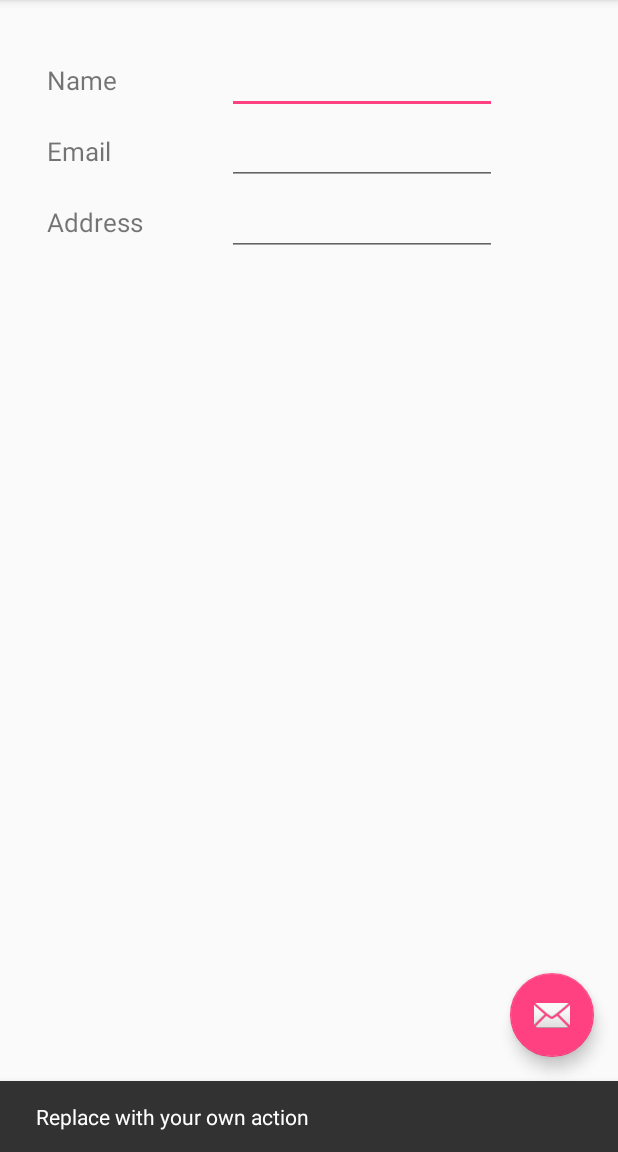
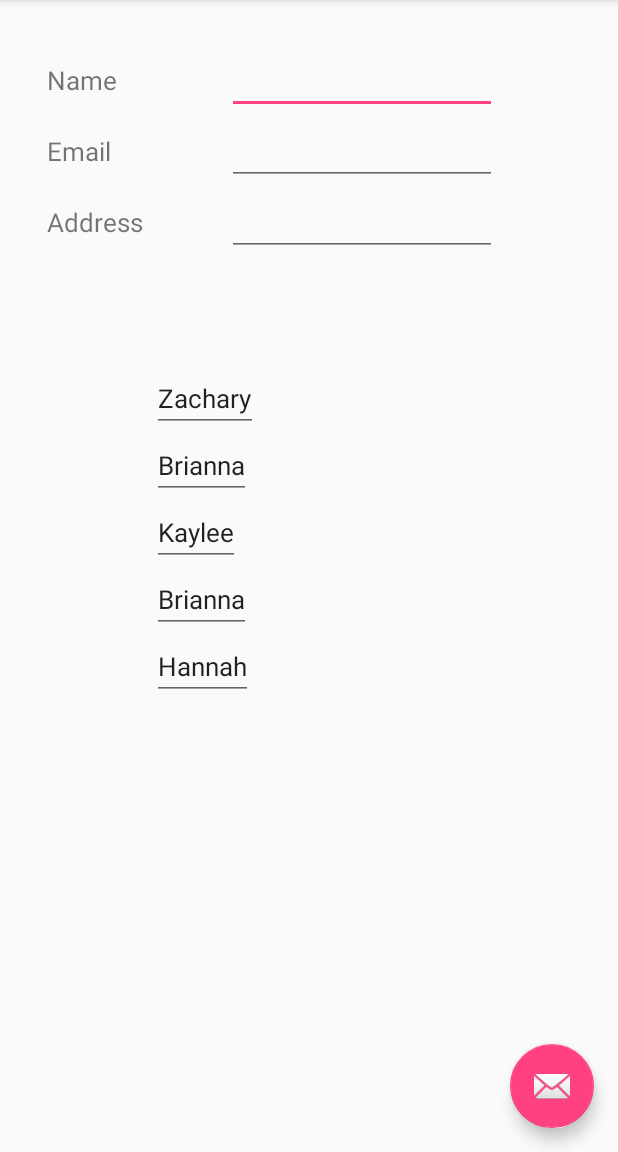
Before and after one commit to fredzqm/Jobee, an Android app: the JobSeekerActivity screen opened directly, with no data from a screen before it, after a tap on an icon or button, on a phone screen of 412 x 824 dp, the part 84-1236 px from its top. Run offline under Robolectric (Android 15) with nearby library versions, the phone set to English and light mode, and no system bars.

Commit message:
IP, try to use recycler view, but disappear after edit text

```diff
--- /dev/null
+++ b/app/src/main/java/com/fredzqm/jobee/job_seeker/ItemAdapter.java
@@ -0,0 +1,86 @@
+package com.fredzqm.jobee.job_seeker;
+
+import android.content.Context;
+import android.support.v7.widget.RecyclerView;
+import android.view.LayoutInflater;
+import android.view.View;
+import android.view.ViewGroup;
+import android.widget.EditText;
+import android.widget.TextView;
+
+import com.fredzqm.jobee.R;
+
+import java.util.ArrayList;
+import java.util.Random;
+
+/**
+ * Created by zhang on 5/29/2016.
+ */
+public class ItemAdapter extends RecyclerView.Adapter<ItemAdapter.ViewHolder>{
+
+    private Context mContext;
+    private ArrayList<String> mStrings = new ArrayList<>();
+    private Random mRandom = new Random();
+
+    private RecyclerView mRecycleView;
+
+    public ItemAdapter(Context context, RecyclerView recyclerView){
+        mContext = context;
+        mRecycleView = recyclerView;
+        for (int i = 0 ; i < 5; i++){
+            mStrings.add(getRandomName());
+        }
+    }
+
+    private String getRandomName() {
+        String[] names = new String[]{
+                "Hannah", "Emily", "Sarah", "Madison", "Brianna",
+                "Kaylee", "Kaitlyn", "Hailey", "Alexis", "Elizabeth",
+                "Michael", "Jacob", "Matthew", "Nicholas", "Christopher",
+                "Joseph", "Zachary", "Joshua", "Andrew", "William"
+        };
+        return names[mRandom.nextInt(names.length)];
+    }
+
+    public void addName() {
+        mStrings.add(0, getRandomName());
+        notifyDataSetChanged();
+    }
+
+    public void removeName(int position){
+        mStrings.remove(position);
+        notifyDataSetChanged();
+    }
+
+    @Override
+    public ViewHolder onCreateViewHolder(ViewGroup parent, int viewType) {
+        View view = LayoutInflater.from(parent.getContext()).inflate(R.layout.item_view , parent, false);
+        return new ViewHolder(view);
+    }
+
+    @Override
+    public void onBindViewHolder(ViewHolder holder, int position) {
+        holder.mTextView.setText(mStrings.get(position));
+    }
+
+    @Override
+    public int getItemCount() {
+        return mStrings.size();
+    }
+
+    public class ViewHolder extends RecyclerView.ViewHolder{
+        EditText mTextView;
+
+        public ViewHolder(View itemView) {
+            super(itemView);
+            mTextView = (EditText) itemView.findViewById(R.id.item_view_item_text);
+//            mTextView.setOnLongClickListener(new View.OnLongClickListener() {
+//                @Override
+//                public boolean onLongClick(View v) {
+//                    removeName(getAdapterPosition());
+//                    return false;
+//                }
+//            });
+        }
+    }
+}
--- a/app/src/main/java/com/fredzqm/jobee/job_seeker/JobSeekerActivity.java
+++ b/app/src/main/java/com/fredzqm/jobee/job_seeker/JobSeekerActivity.java
@@ -3,7 +3,6 @@ package com.fredzqm.jobee.job_seeker;
 import android.os.Bundle;
 import android.support.design.widget.FloatingActionButton;
 import android.support.design.widget.NavigationView;
-import android.support.design.widget.Snackbar;
 import android.support.v4.app.Fragment;
 import android.support.v4.app.FragmentTransaction;
 import android.support.v4.view.GravityCompat;
@@ -36,8 +35,8 @@ public class JobSeekerActivity extends AppCompatActivity
         fab.setOnClickListener(new View.OnClickListener() {
             @Override
             public void onClick(View view) {
-                Snackbar.make(view, "Replace with your own action", Snackbar.LENGTH_LONG)
-                        .setAction("Action", null).show();
+                JobSeekerFragment container = ((JobSeekerFragment) getSupportFragmentManager().findFragmentById(R.id.fragment_container_resume));
+                container.clickFab();
             }
         });
 
@@ -119,5 +118,4 @@ public class JobSeekerActivity extends AppCompatActivity
         ft.commit();
     }
 
-
 }
--- /dev/null
+++ b/app/src/main/java/com/fredzqm/jobee/job_seeker/JobSeekerFragment.java
@@ -0,0 +1,8 @@
+package com.fredzqm.jobee.job_seeker;
+
+/**
+ * Created by zhang on 7/12/2016.
+ */
+public interface JobSeekerFragment {
+    void clickFab();
+}
--- a/app/src/main/java/com/fredzqm/jobee/job_seeker/ResumeFragment.java
+++ b/app/src/main/java/com/fredzqm/jobee/job_seeker/ResumeFragment.java
@@ -3,7 +3,8 @@ package com.fredzqm.jobee.job_seeker;
 import android.content.Context;
 import android.os.Bundle;
 import android.support.v4.app.Fragment;
-import android.util.Log;
+import android.support.v7.widget.LinearLayoutManager;
+import android.support.v7.widget.RecyclerView;
 import android.view.LayoutInflater;
 import android.view.View;
 import android.view.ViewGroup;
@@ -19,18 +20,18 @@ import com.fredzqm.jobee.R;
  * Use the {@link ResumeFragment#newInstance} factory method to
  * create an instance of this fragment.
  */
-public class ResumeFragment extends Fragment {
-    // TODO: Rename parameter arguments, choose names that match
+public class ResumeFragment extends Fragment implements JobSeekerFragment {
     // the fragment initialization parameters, e.g. ARG_ITEM_NUMBER
     private static final String TAG = "ResumeFragment";
-    private static final String ARG_PARAM1 = "param1";
-    private static final String ARG_PARAM2 = "param2";
+    private static final String USER_NAME = "USER_NAME";
 
-    // TODO: Rename and change types of parameters
     private String mUserName;
-    private String mParam2;
 
-    private Callback mListener;
+    private Callback mCallback;
+    private ItemAdapter mSkillAdapter;
+    private ItemAdapter mExperienceAdpater;
+    private RecyclerView mSkillRecyclerView;
+    private RecyclerView mExperinceRecyclerView;
 
     public ResumeFragment() {
         // Required empty public constructor
@@ -43,11 +44,10 @@ public class ResumeFragment extends Fragment {
      * @param userName Parameter 1.
      * @return A new instance of fragment ResumeFragment.
      */
-    // TODO: Rename and change types and number of parameters
     public static ResumeFragment newInstance(String userName) {
         ResumeFragment fragment = new ResumeFragment();
         Bundle args = new Bundle();
-        args.putString(ARG_PARAM1, userName);
+        args.putString(USER_NAME, userName);
         fragment.setArguments(args);
         return fragment;
     }
@@ -56,7 +56,7 @@ public class ResumeFragment extends Fragment {
     public void onCreate(Bundle savedInstanceState) {
         super.onCreate(savedInstanceState);
         if (getArguments() != null) {
-            mUserName = getArguments().getString(ARG_PARAM1);
+            mUserName = getArguments().getString(USER_NAME);
         }
     }
 
@@ -67,15 +67,29 @@ public class ResumeFragment extends Fragment {
         View view = inflater.inflate(R.layout.fragment_resume, container, false);
         EditText emailEditText = (EditText) view.findViewById(R.id.resume_email);
         emailEditText.setText(mUserName);
-        Log.d(TAG, "STR "+mUserName);
+
+        mSkillRecyclerView = (RecyclerView) view.findViewById(R.id.resume_skill_list);
+        mSkillAdapter = setItemAdapter(mSkillRecyclerView);
+
+        mExperinceRecyclerView = (RecyclerView) view.findViewById(R.id.resume_skill_list);
+        mExperienceAdpater = setItemAdapter(mExperinceRecyclerView);
+
         return view;
+    }
+
+    private ItemAdapter setItemAdapter(RecyclerView recyclerView){
+        ItemAdapter adapter = new ItemAdapter(getContext(), recyclerView);
+        recyclerView.setAdapter(adapter);
+        recyclerView.setLayoutManager(new LinearLayoutManager(getContext()));
+        recyclerView.setHasFixedSize(true);
+        return adapter;
     }
 
     @Override
     public void onAttach(Context context) {
         super.onAttach(context);
         if (context instanceof Callback) {
-            mListener = (Callback) context;
+            mCallback = (Callback) context;
         } else {
             throw new RuntimeException(context.toString()
                     + " must implement Callback");
@@ -83,10 +97,21 @@ public class ResumeFragment extends Fragment {
     }
 
     @Override
+    public void onResume() {
+        super.onResume();
+    }
+
+    @Override
     public void onDetach() {
         super.onDetach();
-        mListener = null;
+        mCallback = null;
     }
+
+    @Override
+    public void clickFab() {
+        mSkillAdapter.addName();
+    }
+
 
     /**
      * This interface must be implemented by activities that contain this
@@ -99,5 +124,6 @@ public class ResumeFragment extends Fragment {
      * >Communicating with Other Fragments</a> for more information.
      */
     public interface Callback {
+
     }
 }
--- a/app/src/main/res/layout/fragment_resume.xml
+++ b/app/src/main/res/layout/fragment_resume.xml
@@ -10,7 +10,6 @@
         android:layout_height="match_parent"
         android:layout_gravity="center"
         android:layout_margin="@dimen/resume_container_margin">
-
 
         <TableLayout
             android:orientation="horizontal"
@@ -83,6 +82,30 @@
 
         </TableLayout>
 
+        <RelativeLayout
+            android:layout_width="match_parent"
+            android:layout_height="wrap_content">
+
+            <android.support.v7.widget.RecyclerView
+                android:id="@+id/resume_skill_list"
+                android:layout_width="wrap_content"
+                android:layout_height="wrap_content"
+                android:layout_margin="71dp" />
+
+        </RelativeLayout>
+
+        <RelativeLayout
+            android:layout_width="match_parent"
+            android:layout_height="wrap_content">
+
+            <android.support.v7.widget.RecyclerView
+                android:id="@+id/resume_experience_list"
+                android:layout_width="wrap_content"
+                android:layout_height="wrap_content"
+                android:layout_margin="71dp" />
+
+        </RelativeLayout>
+
     </LinearLayout>
 
 </FrameLayout>
--- /dev/null
+++ b/app/src/main/res/layout/item_view.xml
@@ -0,0 +1,17 @@
+<?xml version="1.0" encoding="utf-8"?>
+<RelativeLayout
+    xmlns:android="http://schemas.android.com/apk/res/android"
+    android:layout_width="match_parent"
+    android:layout_height="wrap_content">
+
+    <EditText
+        android:id="@+id/item_view_item_text"
+        android:layout_width="wrap_content"
+        android:layout_height="wrap_content"
+        android:layout_alignParentLeft="true"
+        android:layout_alignParentStart="true"
+        android:layout_alignParentTop="true"
+        android:textSize="@dimen/resume_label_font" />
+
+
+</RelativeLayout>
```
